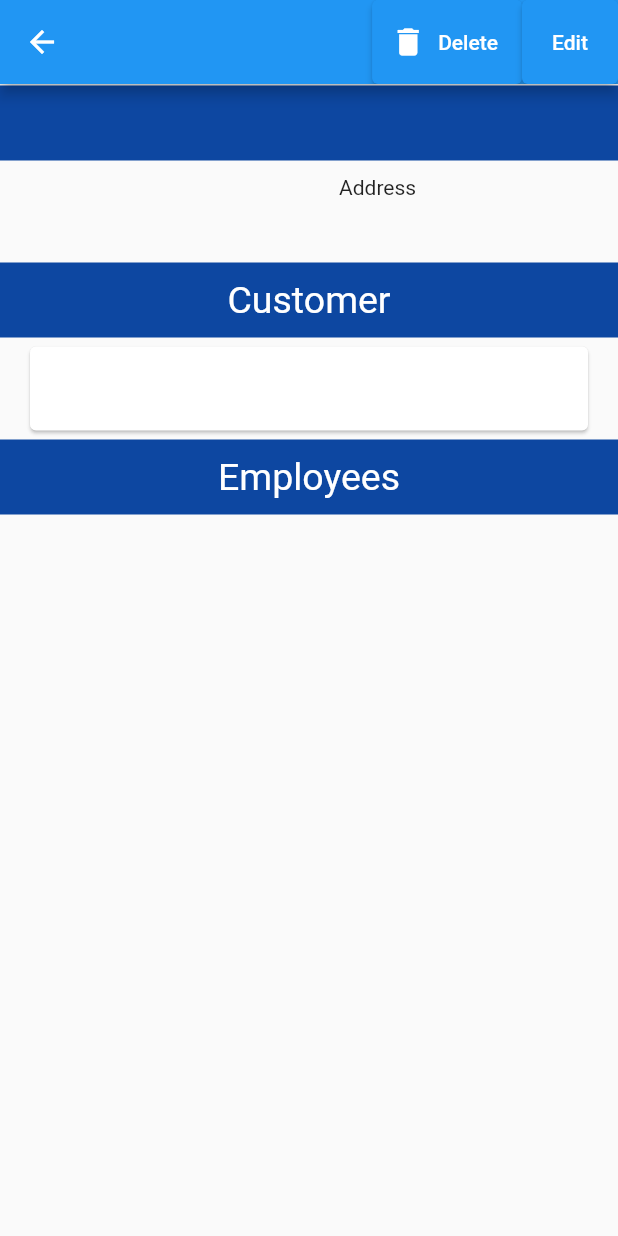
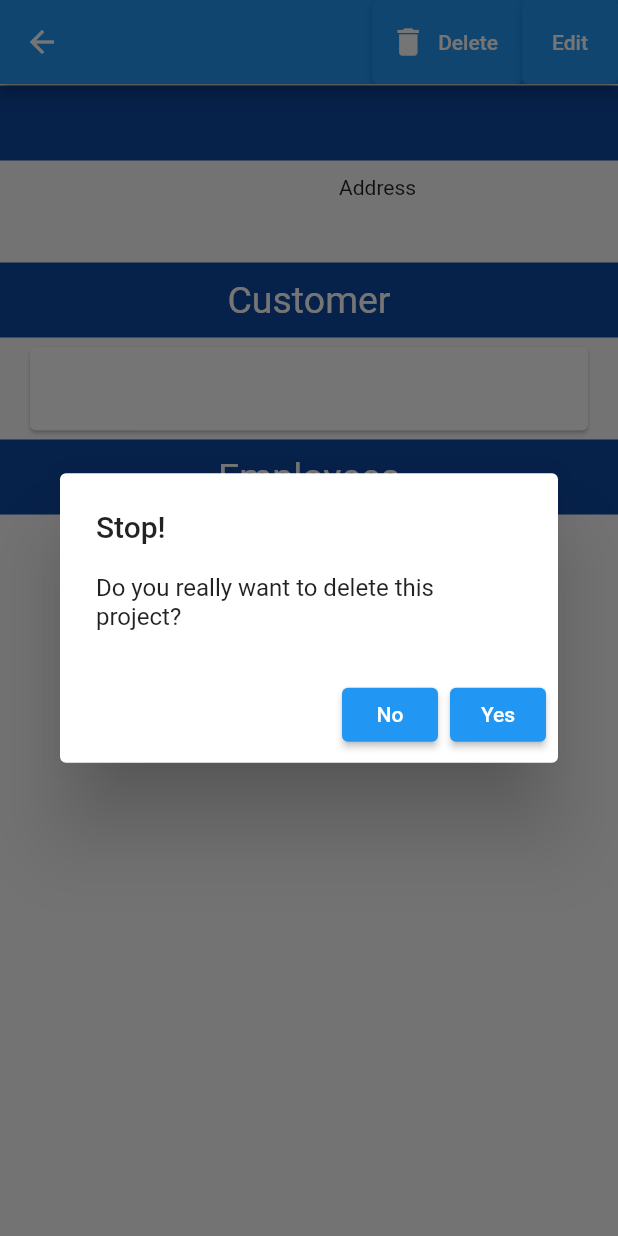
Before and after one commit to Sonicpaul/Bachelor, a Flutter app: the ProjectDetails screen opened directly with empty values, after a tap on "Delete", on a phone screen of 412 x 824 dp. Run offline on Flutter 3.47's test engine with Material 2 defaults, Android fonts, the phone set to English and light mode, and no system bars; our stand-ins replace cloud_firestore, firebase_auth, firebase_core, flutter_spinkit; missing offline and left inert: searchable_dropdown; accounts and stored records are empty.

```diff
--- a/plens_app/lib/view/projects/project_details.dart
+++ b/plens_app/lib/view/projects/project_details.dart
@@ -20,6 +20,7 @@ class ProjectDetails extends StatefulWidget {
 class _ProjectDetailsState extends State<ProjectDetails> {
   String error = '';
   double size = 0.0;
+  bool isLeader = false;
   @override
   Widget build(BuildContext context) {
     return Scaffold(
@@ -32,23 +33,19 @@ class _ProjectDetailsState extends State<ProjectDetails> {
                 onPressed: () {
                   for (String employee in widget.project.employees) {
                     if (widget.user.uid == employee) {
-                      DatabaseService().deleteProject(widget.project.uid);
-                      Navigator.pushReplacement(
-                          context,
-                          MaterialPageRoute(
-                              builder: (conext) => ProjectWidget()));
-                    } else if (widget.user.uid == widget.project.leader) {
-                      DatabaseService().deleteProject(widget.project.uid);
-                      Navigator.pushReplacement(
-                          context,
-                          MaterialPageRoute(
-                              builder: (conext) => ProjectWidget()));
-                    } else {
-                      setState(() {
-                        error = 'You are not allowed to delete this project';
-                        size = 20;
-                      });
+                      showAlertDialog(context);
+                      isLeader = true;
                     }
+                  }
+                  if (widget.user.uid == widget.project.leader) {
+                    if (!isLeader) {
+                      showAlertDialog(context);
+                    }
+                  } else {
+                    setState(() {
+                      error = 'You are not allowed to delete this project';
+                      size = 20;
+                    });
                   }
                 }),
             ElevatedButton(
@@ -236,4 +233,40 @@ class _ProjectDetailsState extends State<ProjectDetails> {
           }
         });
   }
+
+  showAlertDialog(BuildContext context) {
+    // set up the buttons
+    Widget cancelButton = ElevatedButton(
+      child: Text("No"),
+      onPressed: () {
+        Navigator.pop(context);
+      },
+    );
+    Widget continueButton = ElevatedButton(
+      child: Text("Yes"),
+      onPressed: () {
+        DatabaseService().deleteProject(widget.project.uid);
+        Navigator.pushReplacement(
+            context, MaterialPageRoute(builder: (conext) => ProjectWidget()));
+      },
+    );
+
+    // set up the AlertDialog
+    AlertDialog alert = AlertDialog(
+      title: Text("Stop!"),
+      content: Text("Do you really want to delete this project?"),
+      actions: [
+        cancelButton,
+        continueButton,
+      ],
+    );
+
+    // show the dialog
+    showDialog(
+      context: context,
+      builder: (BuildContext context) {
+        return alert;
+      },
+    );
+  }
 }
```
Also changed, not shown: plens_app/lib/view/time/time_detail.dart (added, +18 -0 lines), plens_app/lib/view/time/time_edit.dart (added).
